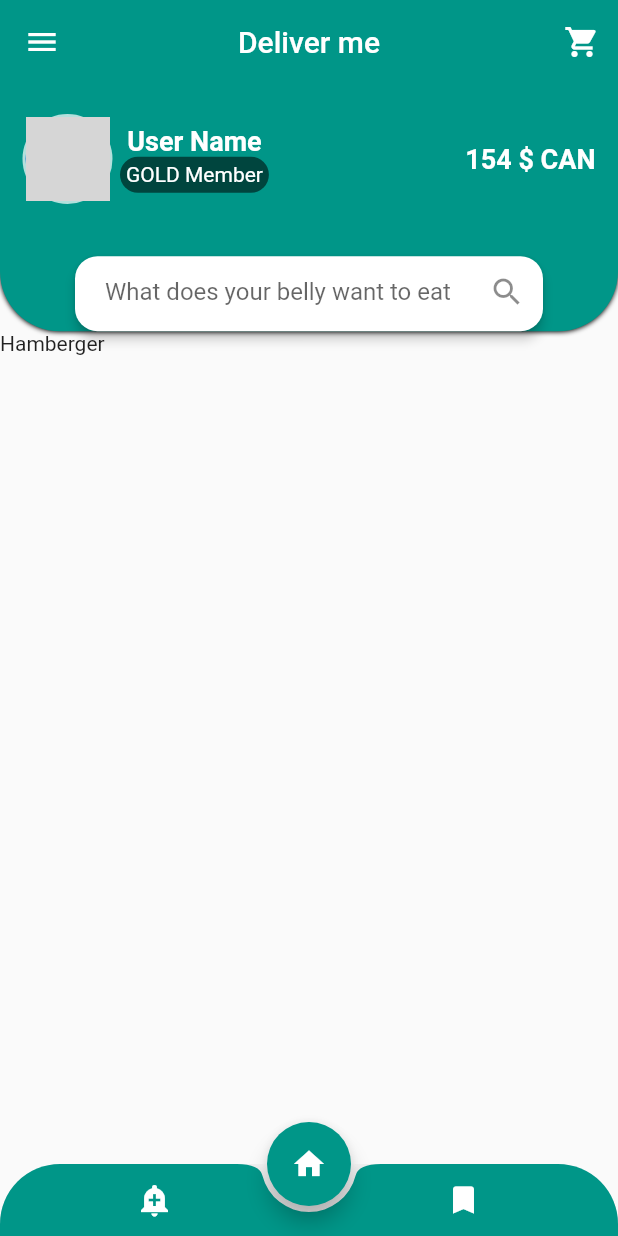
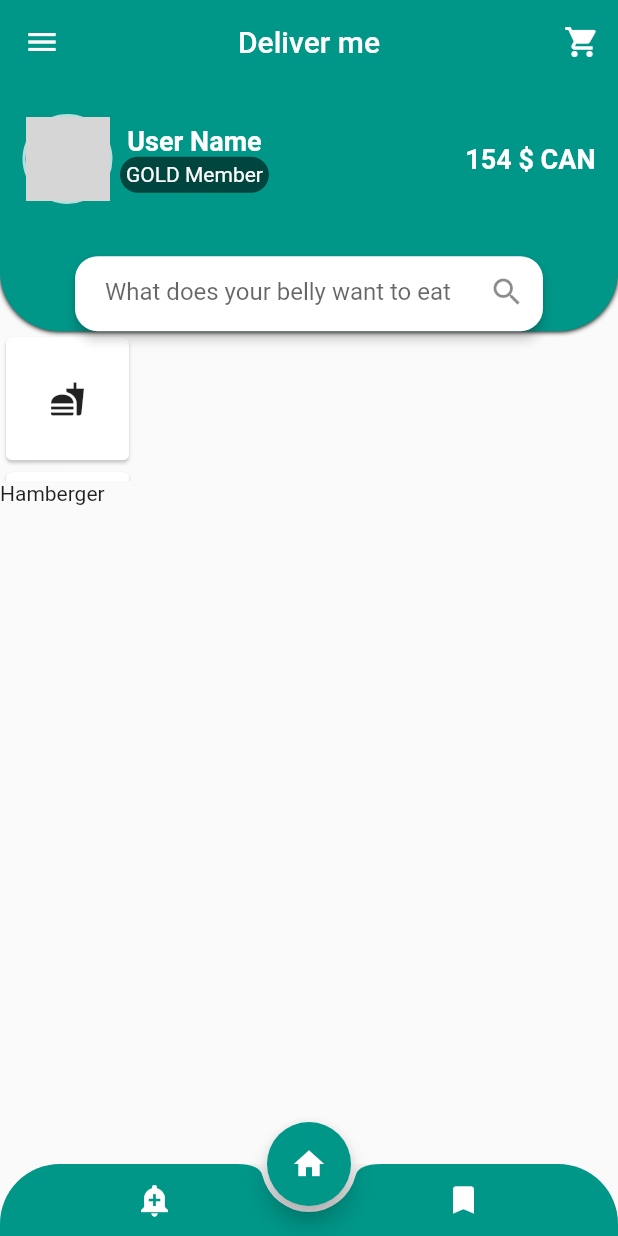
Before and after one commit to AbuNiaz/Food_service_ui_design, a Flutter app: the screen it shows after launch, on a phone screen of 412 x 824 dp. Run offline on Flutter 3.47's test engine with Material 2 defaults, Android fonts, the phone set to English and light mode, and no system bars; grey boxes are pictures that could not be loaded.

```diff
--- a/food_sevice_ui/lib/Home_One/hamberger.dart
+++ b/food_sevice_ui/lib/Home_One/hamberger.dart
@@ -1,6 +1,7 @@
 import 'package:flutter/material.dart';
 import 'package:food_sevice_ui/Home_One/bottom_nav.dart';
 import 'package:food_sevice_ui/Header_File/header.dart';
+import 'package:food_sevice_ui/categories.dart';
 
 class Hamberger extends StatefulWidget {
   const Hamberger({Key? key}) : super(key: key);
@@ -25,6 +26,7 @@ class _HambergerState extends State<Hamberger> {
             ],
           ),
           Header(),
+          const Categories(),
           SliverList(
               delegate: SliverChildListDelegate([
             const Text(
```
